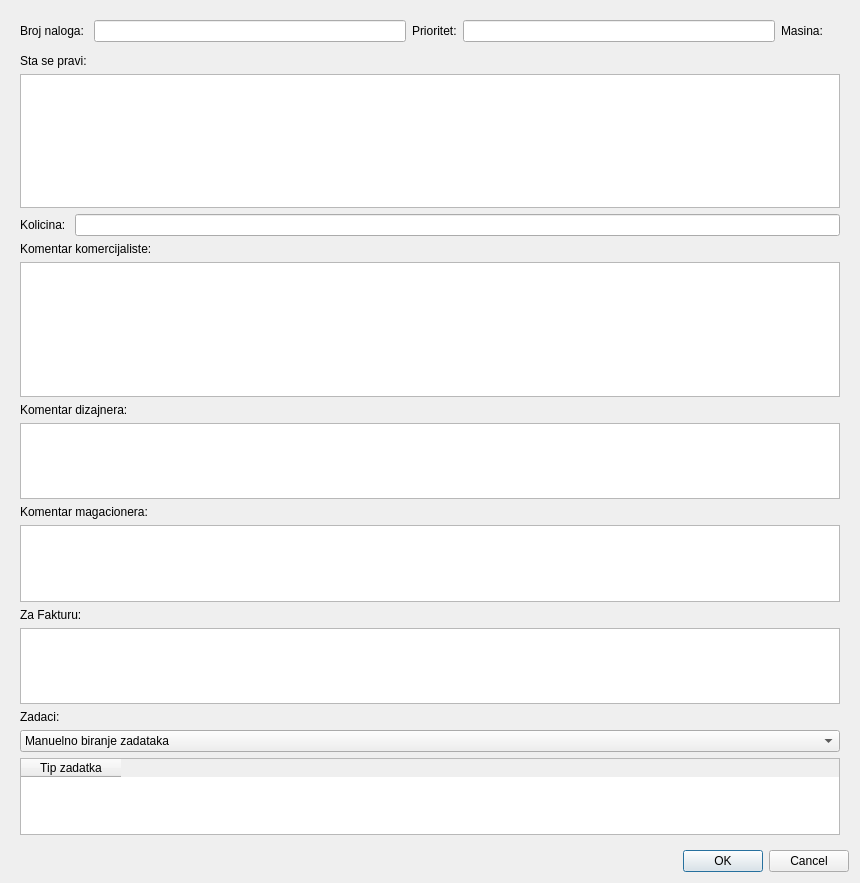
The window that gui/POVI/commanddialog.ui (Loptica23/POVI) describes before a commit, drawn with Qt 5.
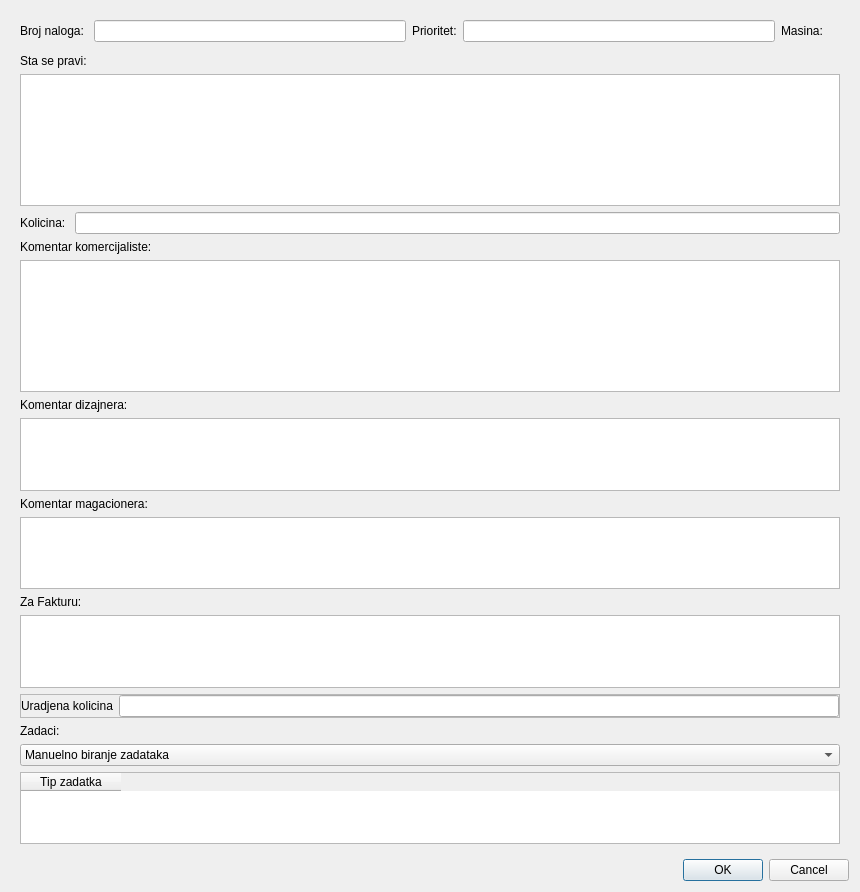
The same window after the commit.

Commit message: Adding quantity for tasks;

```diff
--- a/gui/POVI/commanddialog.ui
+++ b/gui/POVI/commanddialog.ui
@@ -7,7 +7,7 @@
     <x>0</x>
     <y>0</y>
     <width>860</width>
-    <height>883</height>
+    <height>892</height>
    </rect>
   </property>
   <property name="windowTitle">
@@ -240,6 +240,40 @@
         </layout>
        </widget>
       </item>
+      <item>
+       <widget class="QFrame" name="finishQuantity">
+        <property name="frameShape">
+         <enum>QFrame::StyledPanel</enum>
+        </property>
+        <property name="frameShadow">
+         <enum>QFrame::Raised</enum>
+        </property>
+        <layout class="QHBoxLayout" name="horizontalLayout_2">
+         <property name="leftMargin">
+          <number>0</number>
+         </property>
+         <property name="topMargin">
+          <number>0</number>
+         </property>
+         <property name="rightMargin">
+          <number>0</number>
+         </property>
+         <property name="bottomMargin">
+          <number>0</number>
+         </property>
+         <item>
+          <widget class="QLabel" name="label_11">
+           <property name="text">
+            <string>Uradjena kolicina</string>
+           </property>
+          </widget>
+         </item>
+         <item>
+          <widget class="QLineEdit" name="lineEdit"/>
+         </item>
+        </layout>
+       </widget>
+      </item>
       <item>
        <widget class="QWidget" name="tasks" native="true">
         <layout class="QVBoxLayout" name="verticalLayout_3">
```
The commit also changes 18 other files.
